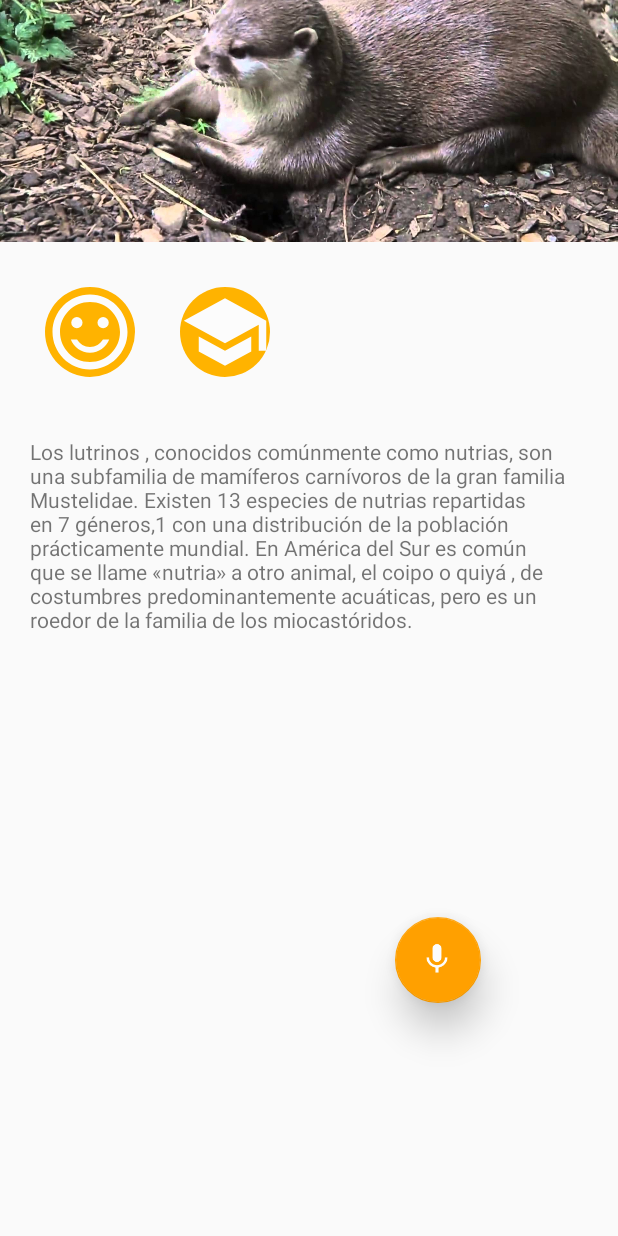
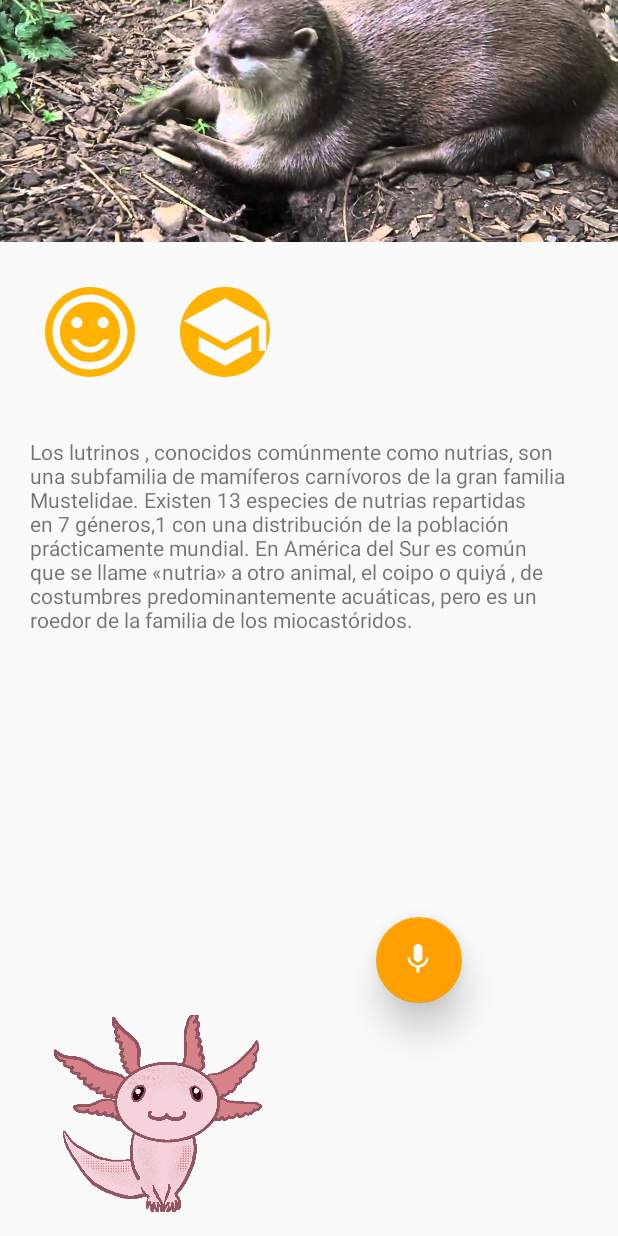
Before and after one commit to lordisma/NPI_Practica1, an Android app: the layout activity_animal_details.xml on its own in the app's theme, with its tools: preview values and no code run, on a phone screen of 412 x 824 dp. Run offline under Robolectric (Android 15) with nearby library versions, the phone set to English and light mode, and no system bars.

Commit message:
se ve al ajolote

```diff
--- a/app/src/main/res/layout/activity_animal_details.xml
+++ b/app/src/main/res/layout/activity_animal_details.xml
@@ -52,15 +52,15 @@
         app:layout_constraintTop_toBottomOf="@+id/mapa1" />
 
 
-
     <pl.droidsonroids.gif.GifImageView
         android:id="@+id/gifImageView"
-        android:layout_width="211dp"
-        android:layout_height="120dp"
+        android:layout_width="153dp"
+        android:layout_height="131dp"
         android:layout_marginStart="28dp"
         android:layout_marginTop="8dp"
         android:layout_marginBottom="16dp"
         android:scaleType="centerCrop"
+        android:src="@drawable/ajolotegif"
         app:layout_constraintBottom_toBottomOf="parent"
         app:layout_constraintStart_toStartOf="parent"
         app:layout_constraintTop_toBottomOf="@+id/info"
@@ -73,10 +73,13 @@
         android:layout_width="57dp"
         android:layout_height="58dp"
         android:layout_marginStart="24dp"
+        android:layout_marginEnd="8dp"
         android:clickable="true"
         app:backgroundTint="@color/colorPrimaryDark"
         app:elevation="15dp"
         app:layout_constraintBottom_toBottomOf="parent"
+        app:layout_constraintEnd_toEndOf="parent"
+        app:layout_constraintHorizontal_bias="0.32"
         app:layout_constraintStart_toEndOf="@+id/gifImageView"
         app:layout_constraintTop_toBottomOf="@+id/info"
         app:layout_constraintVertical_bias="0.376"
```
Also changed, not shown: app/src/main/res/drawable/ajolotegif.gif.
